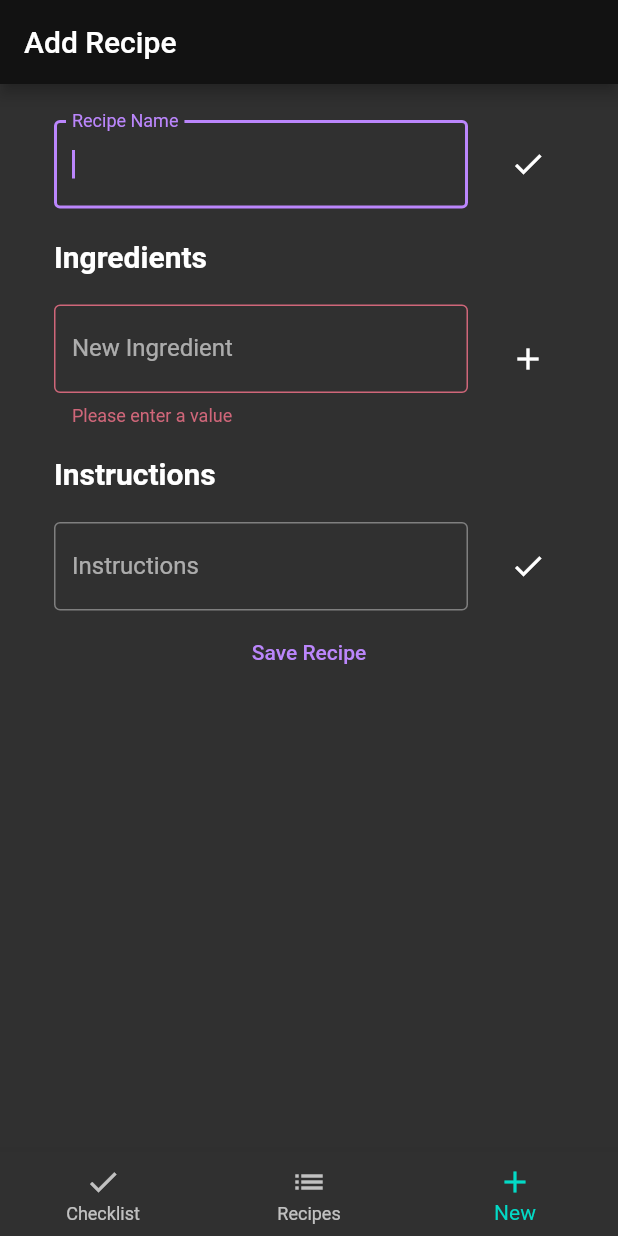
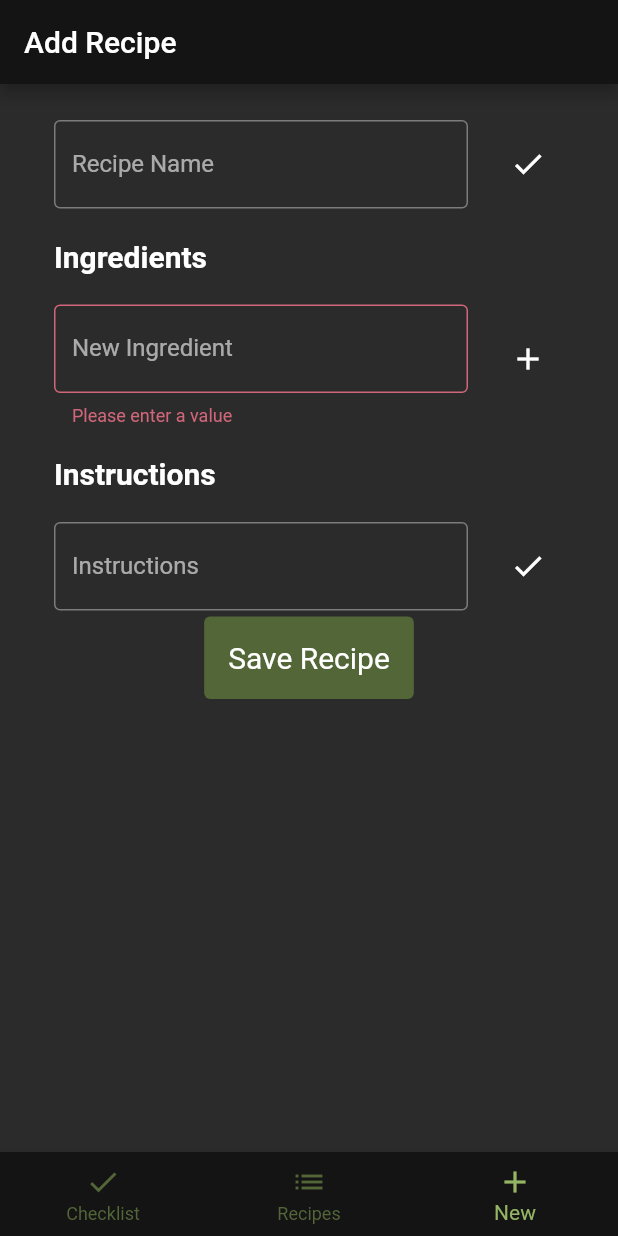
Before and after one commit to mitchbr/grocery_list_app, a Flutter app: the screen it shows after launch, item 3 of the bottom bar chosen, after a tap on the "add" icon, after a tap on "Save Recipe", on a phone screen of 412 x 824 dp. Run offline on Flutter 3.47's test engine with Material 2 defaults, Android fonts, the phone set to English and light mode, and no system bars; our stand-ins replace sqflite; accounts and stored records are empty; Roboto replaces fonts that are missing (Georgia).

Commit message:
added custom theme

```diff
--- a/lib/components/checklist/checklist_view.dart
+++ b/lib/components/checklist/checklist_view.dart
@@ -2,6 +2,7 @@ import 'package:flutter/material.dart';
 
 import 'package:groceries/processors/checklist_processor.dart';
 import 'package:groceries/types/grocery_entry.dart';
+import 'package:groceries/custom_theme.dart';
 
 class ChecklistEntries extends StatefulWidget {
   const ChecklistEntries({Key? key}) : super(key: key);
@@ -15,6 +16,7 @@ class _ChecklistEntriesState extends State<ChecklistEntries> {
   var prevDeleted = null;
 
   final processor = ChecklistProcessor();
+  final theme = CustomTheme();
 
   final formKey = GlobalKey<FormState>();
   var entryData = GroceryEntry(item: '');
@@ -127,7 +129,7 @@ class _ChecklistEntriesState extends State<ChecklistEntries> {
               checkedValues[index] = newValue!;
             });
           },
-          activeColor: Colors.teal,
+          activeColor: theme.accentHighlightColor,
           controlAffinity: ListTileControlAffinity.leading,
         ),
       ),
@@ -151,7 +153,6 @@ class _ChecklistEntriesState extends State<ChecklistEntries> {
   Widget itemTextField() {
     return TextFormField(
       controller: _entryController,
-      autofocus: true,
       decoration: const InputDecoration(labelText: 'New Item', border: OutlineInputBorder()),
       textCapitalization: TextCapitalization.words,
       onSaved: (value) {
--- a/lib/components/recipes_edit/edit_recipe.dart
+++ b/lib/components/recipes_edit/edit_recipe.dart
@@ -136,7 +136,6 @@ class _EditRecipeState extends State<EditRecipe> {
         key: recipeKey,
         child: ListTile(
           title: TextFormField(
-            autofocus: true,
             controller: _recipeNameControl,
             decoration: const InputDecoration(labelText: 'Recipe Name', border: OutlineInputBorder()),
             textCapitalization: TextCapitalization.words,
@@ -205,7 +204,6 @@ class _EditRecipeState extends State<EditRecipe> {
   Widget ingredientTextField() {
     return TextFormField(
       controller: _entryController,
-      autofocus: true,
       decoration: const InputDecoration(labelText: 'New Ingredient', border: OutlineInputBorder()),
       textCapitalization: TextCapitalization.words,
       onSaved: (value) {
@@ -269,7 +267,6 @@ class _EditRecipeState extends State<EditRecipe> {
         key: instructionsKey,
         child: ListTile(
           title: TextFormField(
-            autofocus: true,
             controller: _instructionsControl,
             decoration: const InputDecoration(labelText: 'Instructions', border: OutlineInputBorder()),
             textCapitalization: TextCapitalization.sentences,
--- a/lib/components/recipes_edit/new_recipe.dart
+++ b/lib/components/recipes_edit/new_recipe.dart
@@ -89,8 +89,6 @@ class _NewRecipeState extends State<NewRecipe> {
             if (currState.validate() && savedRecipe && savedInstructions) {
               currState.save();
               recipesProcessor.addRecipe(entryData);
-
-              Navigator.of(context).pop();
             }
           }
         },
@@ -126,7 +124,6 @@ class _NewRecipeState extends State<NewRecipe> {
         key: recipeKey,
         child: ListTile(
           title: TextFormField(
-            autofocus: true,
             controller: _recipeNameControl,
             decoration: const InputDecoration(labelText: 'Recipe Name', border: OutlineInputBorder()),
             textCapitalization: TextCapitalization.words,
@@ -195,7 +192,6 @@ class _NewRecipeState extends State<NewRecipe> {
   Widget ingredientTextField() {
     return TextFormField(
       controller: _entryController,
-      autofocus: true,
       decoration: const InputDecoration(labelText: 'New Ingredient', border: OutlineInputBorder()),
       textCapitalization: TextCapitalization.words,
       onSaved: (value) {
@@ -259,7 +255,6 @@ class _NewRecipeState extends State<NewRecipe> {
         key: instructionsKey,
         child: ListTile(
           title: TextFormField(
-            autofocus: true,
             controller: _instructionsControl,
             decoration: const InputDecoration(labelText: 'Instructions', border: OutlineInputBorder()),
             textCapitalization: TextCapitalization.sentences,
--- a/lib/components/view_recipes/recipes_view.dart
+++ b/lib/components/view_recipes/recipes_view.dart
@@ -40,12 +40,11 @@ class _RecipeEntriesState extends State<RecipeEntries> {
   @override
   Widget build(BuildContext context) {
     return Scaffold(
-        appBar: AppBar(
-          title: const Text("Recipes"),
-        ),
-        body: bodyBuilder(context),
-        floatingActionButton:
-            FloatingActionButton(onPressed: () => pushNewEntry(context), child: const Icon(Icons.add)));
+      appBar: AppBar(
+        title: const Text("Recipes"),
+      ),
+      body: bodyBuilder(context),
+    );
   }
 
   /*
--- a/lib/main_screen.dart
+++ b/lib/main_screen.dart
@@ -2,6 +2,7 @@ import 'package:flutter/material.dart';
 import 'package:groceries/components/checklist/checklist_view.dart';
 import 'package:groceries/components/view_recipes/recipes_view.dart';
 import 'package:groceries/components/recipes_edit/new_recipe.dart';
+import 'package:groceries/custom_theme.dart';
 
 class Groceries extends StatefulWidget {
   const Groceries({Key? key}) : super(key: key);
@@ -19,7 +20,7 @@ class _GroceriesState extends State<Groceries> {
   Widget build(BuildContext context) {
     return MaterialApp(
         title: 'Groceries',
-        theme: ThemeData(colorScheme: const ColorScheme.dark()),
+        theme: CustomTheme().customTheme(),
         home: DefaultTabController(length: 2, child: Builder(builder: (context) => groceriesScaffold(context))));
   }
 
```
Also changed, not shown: lib/components/view_recipes/recipe_details.dart (+7 -2 lines).
